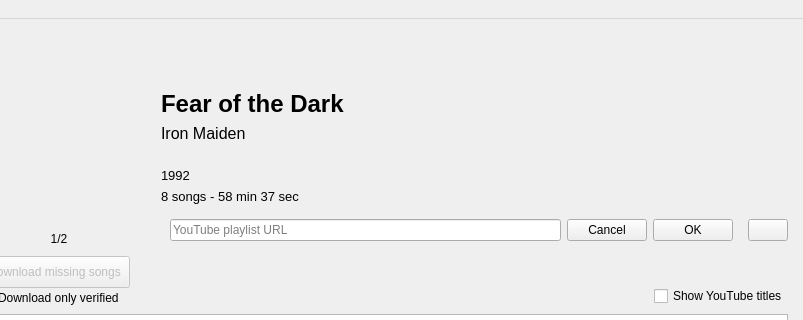
This is res/ui/mainwindow.ui in Docheinstein/music-dragon as Qt 5 draws it before an edit; both pictures show x 202 to 1005 and y 0 to 320 of the 1005 by 693 pixel window. The edited form follows.
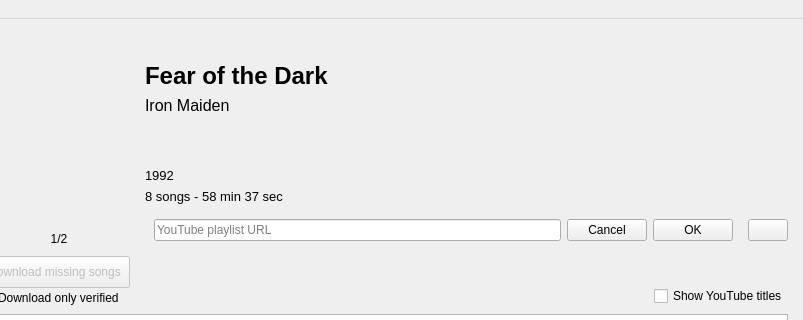
This is the edited form. The open tabs and pages were chosen to show the change. Icons and pictures are not drawn. Custom widgets are drawn as their Qt base class.

Commit message: Implement open local artist/album button on remote artist/album

Patch:
```diff
--- a/res/ui/mainwindow.ui
+++ b/res/ui/mainwindow.ui
@@ -471,9 +471,9 @@
            </layout>
           </widget>
           <widget class="QWidget" name="albumPage">
-           <layout class="QVBoxLayout" name="verticalLayout_27">
+           <layout class="QVBoxLayout" name="verticalLayout_24">
             <item>
-             <layout class="QHBoxLayout" name="horizontalLayout_3">
+             <layout class="QHBoxLayout" name="horizontalLayout_21">
               <item>
                <layout class="QVBoxLayout" name="verticalLayout_2">
                 <property name="spacing">
@@ -595,9 +595,8 @@
               </item>
               <item>
                <layout class="QVBoxLayout" name="verticalLayout_5">
-                <property name="leftMargin">
-                 <number>16</number>
-                </property>
+                <item>
+                 <layout class="QHBoxLayout" name="horizontalLayout_3">
                 <item>
                  <widget class="QLabel" name="albumTitle">
                   <property name="sizePolicy">
@@ -617,9 +616,47 @@
                    <string>Fear of the Dark</string>
                   </property>
                   <property name="alignment">
-                   <set>Qt::AlignBottom|Qt::AlignLeading|Qt::AlignLeft</set>
-                  </property>
-                 </widget>
+                     <set>Qt::AlignLeading|Qt::AlignLeft|Qt::AlignVCenter</set>
+                    </property>
+                   </widget>
+                  </item>
+                  <item>
+                   <widget class="QPushButton" name="albumOpenLocalButton">
+                    <property name="cursor">
+                     <cursorShape>PointingHandCursor</cursorShape>
+                    </property>
+                    <property name="text">
+                     <string/>
+                    </property>
+                    <property name="icon">
+                     <iconset resource="../res.qrc">
+                      <normaloff>:/images/openlocal.png</normaloff>:/images/openlocal.png</iconset>
+                    </property>
+                    <property name="iconSize">
+                     <size>
+                      <width>24</width>
+                      <height>24</height>
+                     </size>
+                    </property>
+                    <property name="flat">
+                     <bool>true</bool>
+                    </property>
+                   </widget>
+                  </item>
+                  <item>
+                   <spacer name="horizontalSpacer_11">
+                    <property name="orientation">
+                     <enum>Qt::Horizontal</enum>
+                    </property>
+                    <property name="sizeHint" stdset="0">
+                     <size>
+                      <width>40</width>
+                      <height>20</height>
+                     </size>
+                    </property>
+                   </spacer>
+                  </item>
+                 </layout>
                 </item>
                 <item>
                  <widget class="ClickableLabel" name="albumArtist">
@@ -1160,11 +1197,6 @@
                </widget>
               </item>
               <item>
-               <layout class="QVBoxLayout" name="verticalLayout_24">
-                <property name="leftMargin">
-                 <number>16</number>
-                </property>
-                <item>
                  <widget class="QLabel" name="localArtistName">
                   <property name="sizePolicy">
                    <sizepolicy hsizetype="Preferred" vsizetype="Preferred">
@@ -1186,8 +1218,6 @@
                    <set>Qt::AlignLeading|Qt::AlignLeft|Qt::AlignVCenter</set>
                   </property>
                  </widget>
-                </item>
-               </layout>
               </item>
               <item>
                <widget class="QPushButton" name="localArtistOpenRemoteButton">
```
Left out of the diff: 37 changed lines with no effect on the pictures. Lines whose indentation alone changed are shown as unchanged. The commit also changes 6 other files.
